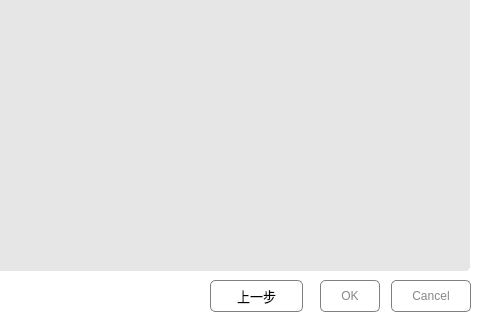
Before: the Qt Designer form settingdialog.ui in zhaojinting/ysalogin, drawn with Qt 5; both pictures show x 170 to 650 and y 130 to 450 of the 650 by 450 pixel window.
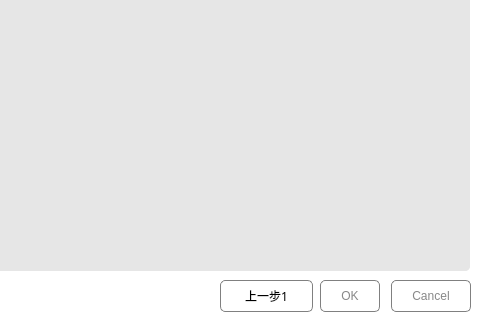
After: the same form once the commit is applied. The open tabs and pages were chosen to show the change.

What changed in the file:
```diff
--- a/settingdialog.ui
+++ b/settingdialog.ui
@@ -318,7 +318,7 @@
   <widget class="QPushButton" name="pushButton">
    <property name="geometry">
     <rect>
-     <x>380</x>
+     <x>390</x>
      <y>410</y>
      <width>93</width>
      <height>32</height>
@@ -327,7 +327,7 @@
    <property name="font">
     <font>
      <family>微软雅黑</family>
-     <pointsize>10</pointsize>
+     <pointsize>9</pointsize>
      <weight>50</weight>
      <italic>false</italic>
      <bold>false</bold>
@@ -352,7 +352,7 @@
 }</string>
    </property>
    <property name="text">
-    <string>上一步</string>
+    <string>上一步1</string>
    </property>
   </widget>
   <widget class="QDialogButtonBox" name="buttonBox">
@@ -364,6 +364,15 @@
      <height>32</height>
     </rect>
    </property>
+   <property name="font">
+    <font>
+     <family>微软雅黑</family>
+     <pointsize>9</pointsize>
+     <weight>50</weight>
+     <italic>false</italic>
+     <bold>false</bold>
+    </font>
+   </property>
    <property name="styleSheet">
     <string notr="true">*{
 	font: 12pt &quot;微软雅黑&quot;;
```
Left out of the diff: 6 changed lines with no effect on the pictures.
